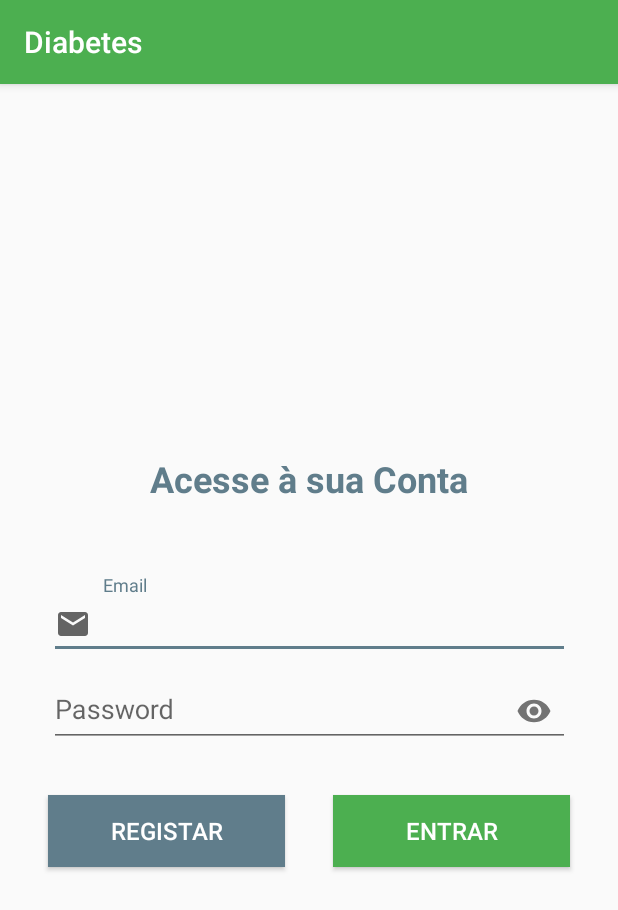
After one commit to DavidsJulio/DiabetesTracker_PFinal, an Android app: the LoginActivity screen opened directly, with no data from a screen before it, on a phone screen of 412 x 824 dp. The commit adds this screen. Shown: the top 910 px of the screen. Run offline under Robolectric (Android 15) with nearby library versions, the phone set to English and light mode, and no system bars.

Commit message:
Config layout login, import email and pass icon, config button to send the user to RegistoActivity in LoginActivity

```diff
--- a/app/build.gradle
+++ b/app/build.gradle
@@ -27,6 +27,7 @@ dependencies {
     implementation fileTree(dir: "libs", include: ["*.jar"])
     implementation 'androidx.appcompat:appcompat:1.2.0'
     implementation 'androidx.constraintlayout:constraintlayout:1.1.3'
+    implementation 'com.google.android.material:material:1.2.0'
     testImplementation 'junit:junit:4.12'
     androidTestImplementation 'androidx.test.ext:junit:1.1.1'
     androidTestImplementation 'androidx.test.espresso:espresso-core:3.2.0'
--- a/app/src/main/AndroidManifest.xml
+++ b/app/src/main/AndroidManifest.xml
@@ -9,7 +9,11 @@
         android:roundIcon="@mipmap/ic_launcher_round"
         android:supportsRtl="true"
         android:theme="@style/AppTheme">
-        <activity android:name=".MainActivity" android:theme="@style/Theme.Intro">
+        <activity android:name=".activity.LoginActivity"></activity>
+        <activity android:name=".activity.RegistoActivity" />
+        <activity
+            android:name=".activity.MainActivity"
+            android:theme="@style/Theme.Intro">
             <intent-filter>
                 <action android:name="android.intent.action.MAIN" />
 
--- /dev/null
+++ b/app/src/main/java/com/davidjulio/pfinal2020/activity/LoginActivity.java
@@ -0,0 +1,22 @@
+package com.davidjulio.pfinal2020.activity;
+
+import androidx.appcompat.app.AppCompatActivity;
+
+import android.content.Intent;
+import android.os.Bundle;
+import android.view.View;
+
+import com.davidjulio.pfinal2020.R;
+
+public class LoginActivity extends AppCompatActivity {
+
+    @Override
+    protected void onCreate(Bundle savedInstanceState) {
+        super.onCreate(savedInstanceState);
+        setContentView(R.layout.activity_login);
+    }
+
+    public void btnLRegistar (View view){
+        startActivity(new Intent(this, RegistoActivity.class));
+    }
+}
--- a/app/src/main/java/com/davidjulio/pfinal2020/MainActivity.java
+++ b/app/src/main/java/com/davidjulio/pfinal2020/activity/MainActivity.java
@@ -1,9 +1,12 @@
-package com.davidjulio.pfinal2020;
+package com.davidjulio.pfinal2020.activity;
 
 import androidx.appcompat.app.AppCompatActivity;
 
+import android.content.Intent;
 import android.os.Bundle;
+import android.view.View;
 
+import com.davidjulio.pfinal2020.R;
 import com.heinrichreimersoftware.materialintro.app.IntroActivity;
 import com.heinrichreimersoftware.materialintro.slide.FragmentSlide;
 
@@ -37,6 +40,13 @@ public class MainActivity extends IntroActivity { //mudar de AppCompatActivity p
                 .fragment(R.layout.intro_registo)
                 .canGoForward(false)
                 .build());
+    }
 
+    public void btnRegisto (View view){
+        startActivity(new Intent(this, RegistoActivity.class));
+    }
+
+    public void btnEntrar (View view){
+        startActivity(new Intent(this, LoginActivity.class));
     }
 }
--- /dev/null
+++ b/app/src/main/java/com/davidjulio/pfinal2020/activity/RegistoActivity.java
@@ -0,0 +1,16 @@
+package com.davidjulio.pfinal2020.activity;
+
+import androidx.appcompat.app.AppCompatActivity;
+
+import android.os.Bundle;
+
+import com.davidjulio.pfinal2020.R;
+
+public class RegistoActivity extends AppCompatActivity {
+
+    @Override
+    protected void onCreate(Bundle savedInstanceState) {
+        super.onCreate(savedInstanceState);
+        setContentView(R.layout.activity_registo);
+    }
+}
--- /dev/null
+++ b/app/src/main/res/drawable/ic_email.xml
@@ -0,0 +1,10 @@
+<vector xmlns:android="http://schemas.android.com/apk/res/android"
+    android:width="24dp"
+    android:height="24dp"
+    android:viewportWidth="24"
+    android:viewportHeight="24"
+    android:tint="?attr/colorControlNormal">
+  <path
+      android:fillColor="@android:color/white"
+      android:pathData="M20,4L4,4c-1.1,0 -1.99,0.9 -1.99,2L2,18c0,1.1 0.9,2 2,2h16c1.1,0 2,-0.9 2,-2L22,6c0,-1.1 -0.9,-2 -2,-2zM20,8l-8,5 -8,-5L4,6l8,5 8,-5v2z"/>
+</vector>
--- /dev/null
+++ b/app/src/main/res/drawable/ic_pass.xml
@@ -0,0 +1,10 @@
+<vector xmlns:android="http://schemas.android.com/apk/res/android"
+    android:width="24dp"
+    android:height="24dp"
+    android:viewportWidth="24"
+    android:viewportHeight="24"
+    android:tint="?attr/colorControlNormal">
+  <path
+      android:fillColor="@android:color/white"
+      android:pathData="M18,8h-1L17,6c0,-2.76 -2.24,-5 -5,-5S7,3.24 7,6v2L6,8c-1.1,0 -2,0.9 -2,2v10c0,1.1 0.9,2 2,2h12c1.1,0 2,-0.9 2,-2L20,10c0,-1.1 -0.9,-2 -2,-2zM12,17c-1.1,0 -2,-0.9 -2,-2s0.9,-2 2,-2 2,0.9 2,2 -0.9,2 -2,2zM15.1,8L8.9,8L8.9,6c0,-1.71 1.39,-3.1 3.1,-3.1 1.71,0 3.1,1.39 3.1,3.1v2z"/>
+</vector>
--- /dev/null
+++ b/app/src/main/res/layout/activity_login.xml
@@ -0,0 +1,99 @@
+<?xml version="1.0" encoding="utf-8"?>
+<androidx.constraintlayout.widget.ConstraintLayout xmlns:android="http://schemas.android.com/apk/res/android"
+    xmlns:app="http://schemas.android.com/apk/res-auto"
+    xmlns:tools="http://schemas.android.com/tools"
+    android:layout_width="match_parent"
+    android:layout_height="match_parent"
+    tools:context=".activity.LoginActivity">
+
+    <TextView
+        android:id="@+id/textView3"
+        android:layout_width="0dp"
+        android:layout_height="wrap_content"
+        android:layout_marginBottom="48dp"
+        android:layout_marginEnd="32dp"
+        android:layout_marginStart="32dp"
+        android:text="Acesse à sua Conta"
+        android:textAlignment="center"
+        android:textColor="@color/colorAccent"
+        android:textSize="24sp"
+        android:textStyle="bold"
+        app:layout_constraintBottom_toTopOf="@+id/textInputLayout"
+        app:layout_constraintEnd_toEndOf="parent"
+        app:layout_constraintHorizontal_bias="0.5"
+        app:layout_constraintStart_toStartOf="parent"
+        app:layout_constraintTop_toTopOf="parent"
+        app:layout_constraintVertical_chainStyle="packed" />
+
+    <com.google.android.material.textfield.TextInputLayout
+        android:id="@+id/textInputLayout"
+        android:layout_width="347dp"
+        android:layout_height="wrap_content"
+        android:layout_marginBottom="32dp"
+        android:orientation="vertical"
+        app:layout_constraintBottom_toTopOf="@+id/btnLRegistar"
+        app:layout_constraintEnd_toEndOf="parent"
+        app:layout_constraintStart_toStartOf="parent"
+        app:layout_constraintTop_toBottomOf="@+id/textView3">
+
+        <com.google.android.material.textfield.TextInputEditText
+            android:layout_width="match_parent"
+            android:layout_height="wrap_content"
+            android:drawableLeft="@drawable/ic_email"
+            android:drawablePadding="8dp"
+            android:hint="Email"
+            android:inputType="textEmailAddress" />
+
+        <com.google.android.material.textfield.TextInputLayout
+            android:layout_width="match_parent"
+            android:layout_height="match_parent"
+            android:scrollbarAlwaysDrawVerticalTrack="false"
+            app:passwordToggleEnabled="true">
+
+            <com.google.android.material.textfield.TextInputEditText
+                android:layout_width="match_parent"
+                android:layout_height="wrap_content"
+                android:cursorVisible="false"
+                android:drawableLeft="@drawable/ic_pass"
+                android:enabled="true"
+                android:hint="Password"
+                android:inputType="textWebPassword" />
+        </com.google.android.material.textfield.TextInputLayout>
+    </com.google.android.material.textfield.TextInputLayout>
+
+    <Button
+        android:id="@+id/btnLRegistar"
+        android:layout_width="0dp"
+        android:layout_height="wrap_content"
+        android:layout_marginEnd="16dp"
+        android:layout_marginStart="32dp"
+        android:autoText="false"
+        android:background="@color/colorAccent"
+        android:onClick="btnLRegistar"
+        android:text="Registar"
+        android:textColor="@color/colorWhite"
+        android:textSize="16sp"
+        app:layout_constraintBottom_toBottomOf="parent"
+        app:layout_constraintEnd_toStartOf="@+id/btnLEntrar"
+        app:layout_constraintHorizontal_bias="0.5"
+        app:layout_constraintHorizontal_chainStyle="spread_inside"
+        app:layout_constraintStart_toStartOf="parent"
+        app:layout_constraintTop_toBottomOf="@+id/textInputLayout" />
+
+    <Button
+        android:id="@+id/btnLEntrar"
+        android:layout_width="0dp"
+        android:layout_height="wrap_content"
+        android:layout_marginEnd="32dp"
+        android:layout_marginStart="16dp"
+        android:layout_marginTop="32dp"
+        android:background="@color/colorPrimary"
+        android:text="Entrar"
+        android:textColor="@color/colorWhite"
+        android:textSize="16sp"
+        app:layout_constraintEnd_toEndOf="parent"
+        app:layout_constraintHorizontal_bias="0.5"
+        app:layout_constraintStart_toEndOf="@+id/btnLRegistar"
+        app:layout_constraintTop_toBottomOf="@+id/textInputLayout" />
+
+</androidx.constraintlayout.widget.ConstraintLayout>
--- a/app/src/main/res/layout/activity_main.xml
+++ b/app/src/main/res/layout/activity_main.xml
@@ -4,7 +4,7 @@
     xmlns:tools="http://schemas.android.com/tools"
     android:layout_width="match_parent"
     android:layout_height="match_parent"
-    tools:context=".MainActivity">
+    tools:context=".activity.MainActivity">
 
     <TextView
         android:layout_width="wrap_content"
--- /dev/null
+++ b/app/src/main/res/layout/activity_registo.xml
@@ -0,0 +1,9 @@
+<?xml version="1.0" encoding="utf-8"?>
+<androidx.constraintlayout.widget.ConstraintLayout xmlns:android="http://schemas.android.com/apk/res/android"
+    xmlns:app="http://schemas.android.com/apk/res-auto"
+    xmlns:tools="http://schemas.android.com/tools"
+    android:layout_width="match_parent"
+    android:layout_height="match_parent"
+    tools:context=".activity.RegistoActivity">
+
+</androidx.constraintlayout.widget.ConstraintLayout>
--- a/app/src/main/res/layout/intro_registo.xml
+++ b/app/src/main/res/layout/intro_registo.xml
@@ -13,6 +13,7 @@
         android:layout_marginEnd="32dp"
         android:layout_marginStart="32dp"
         android:background="@color/colorAccent"
+        android:onClick="btnRegisto"
         android:text="@string/btnIntroRegisto"
         android:textAlignment="center"
         android:textColor="@color/colorWhite"
@@ -62,6 +63,7 @@
         android:layout_height="wrap_content"
         android:layout_marginEnd="32dp"
         android:layout_marginStart="32dp"
+        android:onClick="btnEntrar"
         android:text="@string/tvIntroRegisto3"
         android:textAlignment="center"
         android:textColor="@color/colorPrimaryText"
```
